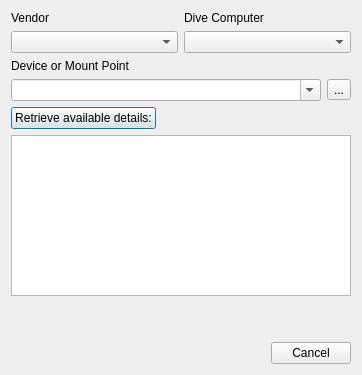
subsurface/subsurface, file qt-ui/configuredivecomputerdialog.ui: the form before one commit.
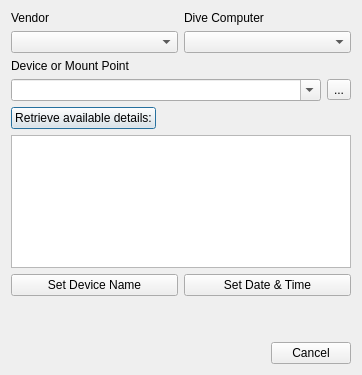
The form after the commit.

Commit message:
Create class to write settings to dive computer
Adds a class to write settings to dive computer, and modifies
the existing ones to integrate it.

Diff of the .ui file:
```diff
--- a/qt-ui/configuredivecomputerdialog.ui
+++ b/qt-ui/configuredivecomputerdialog.ui
@@ -94,6 +94,24 @@
    <item>
     <widget class="QTextBrowser" name="availableDetails"/>
    </item>
+   <item>
+    <layout class="QGridLayout" name="gridLayout_2">
+     <item row="0" column="0">
+      <widget class="QPushButton" name="setDeviceName">
+       <property name="text">
+        <string>Set Device Name</string>
+       </property>
+      </widget>
+     </item>
+     <item row="0" column="1">
+      <widget class="QPushButton" name="setDateAndTime">
+       <property name="text">
+        <string>Set Date &amp;&amp; Time</string>
+       </property>
+      </widget>
+     </item>
+    </layout>
+   </item>
    <item>
     <widget class="QLabel" name="errorLabel">
      <property name="styleSheet">
```
The commit also changes 4 other files.
